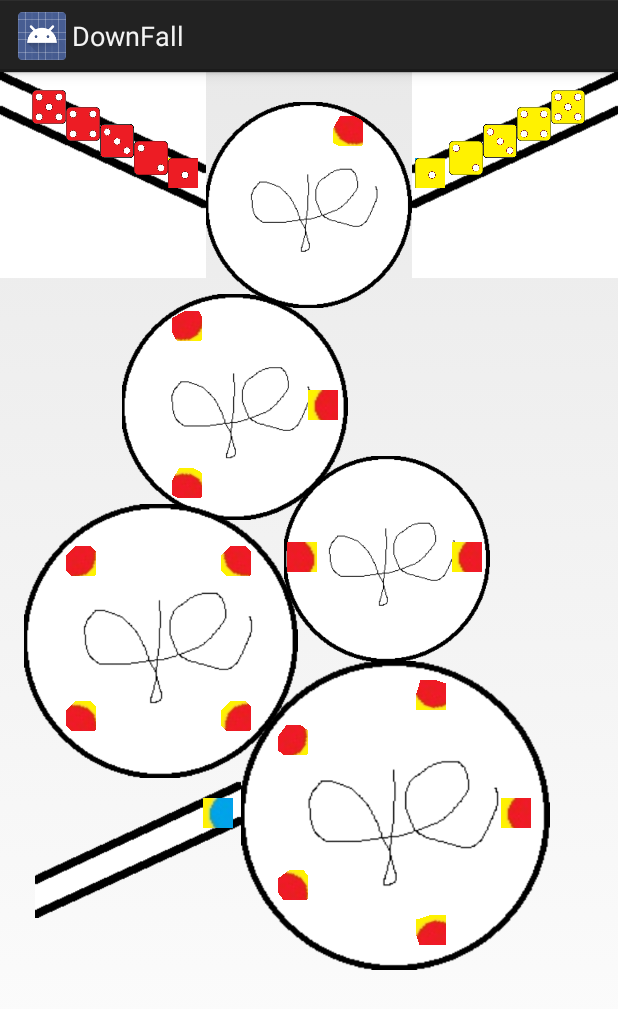
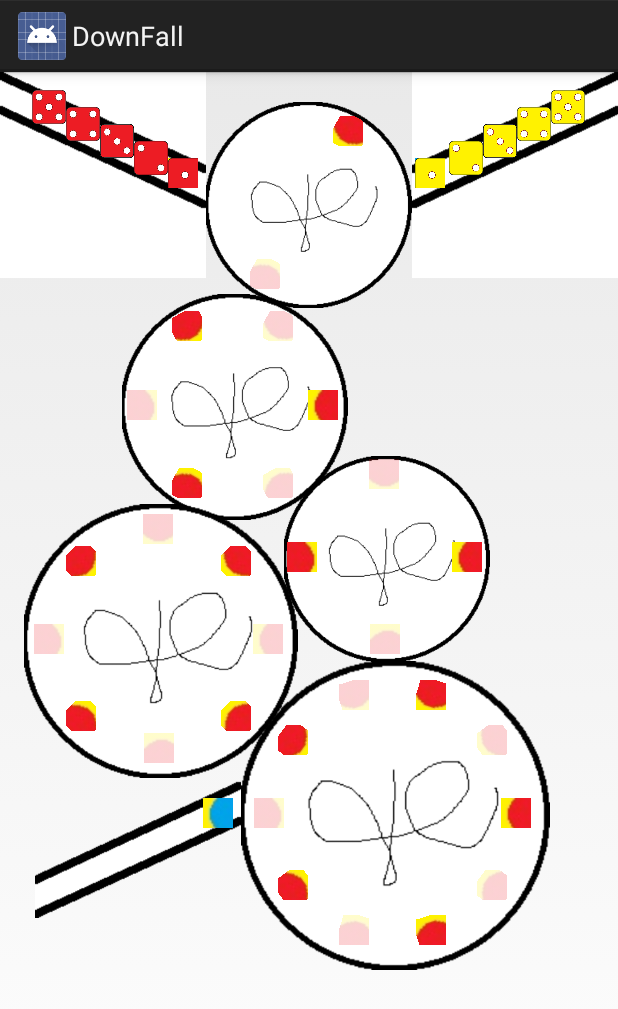
Before and after one commit to shirbenisrael/DownFall, an Android app: the screen it shows after launch (MainActivity), on a phone screen of 412 x 824 dp. Shown: the top 1009 px of the screen. Run offline under Robolectric (Android 15) with nearby library versions, the phone set to English and light mode, and no system bars.

Commit message:
Add holes for opposite player.
Those holes will not contain the main player tokens.

Currently only on wheels, and not on input and output queues.

```diff
--- a/app/src/main/java/com/shirbi/downfall/Hole.java
+++ b/app/src/main/java/com/shirbi/downfall/Hole.java
@@ -3,6 +3,7 @@ package com.shirbi.downfall;
 import android.content.Context;
 import android.media.MediaPlayer;
 import android.util.AttributeSet;
+import android.view.View;
 import android.view.ViewGroup;
 import android.widget.FrameLayout;
 import android.widget.RelativeLayout;
@@ -16,12 +17,17 @@ public class Hole extends RotatableImage {
     private Token m_resident;
     private MediaPlayer m_media_player;
     private Context m_context;
+    private Boolean m_opposite_side;
+
+    private static final float ALPHA_FOR_OPPOSITE = (float)0.2;
 
     public void Init() {
         setLayoutParams(new FrameLayout.LayoutParams(ViewGroup.LayoutParams.WRAP_CONTENT,
                 ViewGroup.LayoutParams.WRAP_CONTENT));
 
         setImageResource(R.drawable.hole);
+
+        m_opposite_side = false;
     }
 
     public Hole(Context context) {
@@ -34,6 +40,11 @@ public class Hole extends RotatableImage {
         super(context, attrs);
         Init();
         m_context = context;
+    }
+
+    public void SetOppositeSide() {
+        m_opposite_side = true;
+        ((View)this).setAlpha(ALPHA_FOR_OPPOSITE);
     }
 
     public void SetBaseAngle(ConnectableImage owner_wheel, int angle) {
@@ -125,6 +136,9 @@ public class Hole extends RotatableImage {
         if (bottom_hole.m_resident != null) {
             return;
         }
+        if (m_opposite_side != bottom_hole.m_opposite_side) {
+            return;
+        }
 
         bottom_hole.m_resident = m_resident;
         m_resident = null;
--- a/app/src/main/java/com/shirbi/downfall/MainActivity.java
+++ b/app/src/main/java/com/shirbi/downfall/MainActivity.java
@@ -19,16 +19,26 @@ public class MainActivity extends Activity implements View.OnTouchListener {
         return size;
     }
 
-    private void AddHole(int wheel_id, int angle) {
+    private void AddHole(int wheel_id, int angle, Boolean opposite) {
         Hole hole = new Hole(this);
         hole.SetDiameter(m_size.x / 18);
         ((ConnectableImage)findViewById(wheel_id)).AddHole(hole, angle);
+
+        if (opposite) {
+            hole.SetOppositeSide();
+        }
     }
 
     private void AddHoles(int wheel_id, int first_angle, int num_holes) {
         int angle = first_angle;
         for (int i = 0; i < num_holes; i++) {
-            AddHole(wheel_id, angle);
+            AddHole(wheel_id, angle, false);
+            angle += 360 / num_holes;
+        }
+
+        angle = first_angle + (180 / num_holes);
+        for (int i = 0; i < num_holes; i++) {
+            AddHole(wheel_id, angle, true);
             angle += 360 / num_holes;
         }
     }
@@ -105,16 +115,16 @@ public class MainActivity extends Activity implements View.OnTouchListener {
 
         ConnectWheels(R.id.output, R.id.wheel5, 90);
 
-        AddHole(R.id.input_token_queue_left, 90);
-        AddHole(R.id.input_token_queue_right, 270);
+        AddHole(R.id.input_token_queue_left, 90, false);
+        AddHole(R.id.input_token_queue_right, 270, false);
 
-        AddHole(R.id.wheel1, 30);
+        AddHoles(R.id.wheel1, 30, 1);
         AddHoles(R.id.wheel2, 90, 3);
         AddHoles(R.id.wheel3, 90, 2);
         AddHoles(R.id.wheel4, 45, 4);
         AddHoles(R.id.wheel5, 90, 5);
 
-        AddHole(R.id.output, 90);
+        AddHole(R.id.output, 90, false);
 
         AddTokensToInputQueue(R.id.input_token_queue_left, Token.COLOR.COLOR_1);
         AddTokensToInputQueue(R.id.input_token_queue_right, Token.COLOR.COLOR_2);
```
